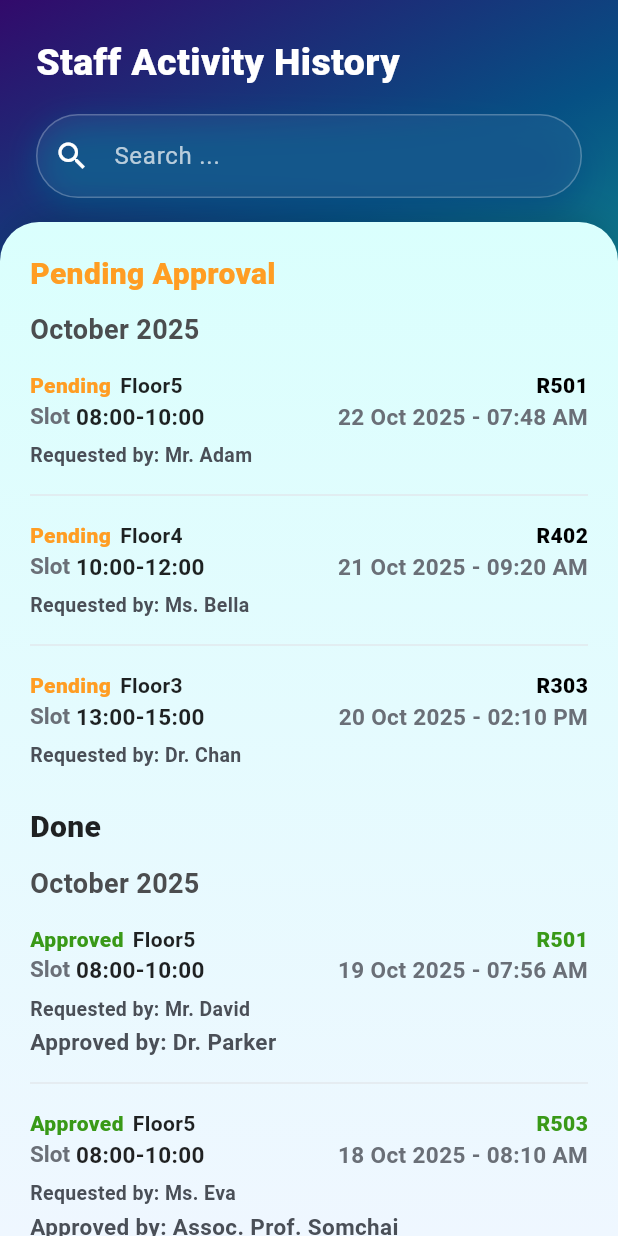
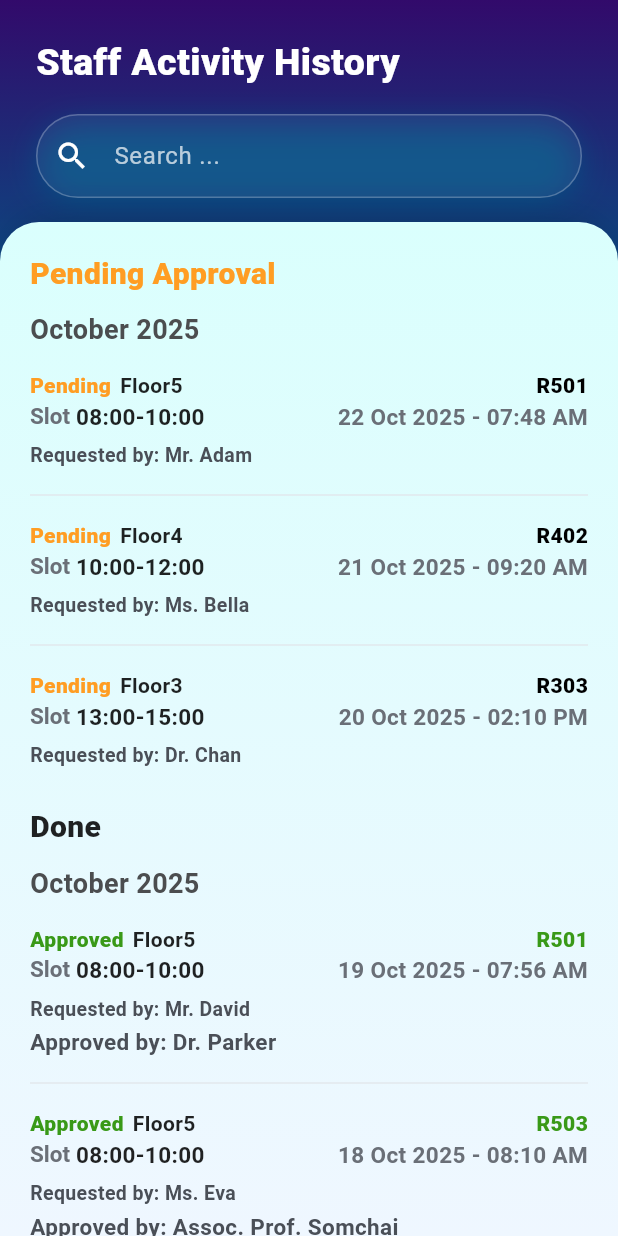
Before and after one commit to Pattaphon-sr/room_reservation_system_app, a Flutter app: the StaffHistoryPage screen opened directly, on a phone screen of 412 x 824 dp. Run offline on Flutter 3.47's test engine with Material 3 defaults, Android fonts, the phone set to English and light mode, and no system bars.

Commit message:
Refactor code for improved readability and consistency across approver, staff, and user features

```diff
--- a/lib/features/Staff/staff.dart
+++ b/lib/features/Staff/staff.dart
@@ -153,16 +153,29 @@ class _StaffHistoryPageState extends State<StaffHistoryPage> {
   /// ---------- Helpers: สำหรับ grouping เดือน ----------
   String _monthYearLabel(DateTime dt) {
     const months = [
-      'January','February','March','April','May','June',
-      'July','August','September','October','November','December'
+      'January',
+      'February',
+      'March',
+      'April',
+      'May',
+      'June',
+      'July',
+      'August',
+      'September',
+      'October',
+      'November',
+      'December',
     ];
     return '${months[dt.month - 1]} ${dt.year}';
   }
 
-  List<MapEntry<String, List<ActivityItem>>> _groupByMonth(List<ActivityItem> items) {
+  List<MapEntry<String, List<ActivityItem>>> _groupByMonth(
+    List<ActivityItem> items,
+  ) {
     final map = <String, List<ActivityItem>>{};
     for (final e in items) {
-      final key = '${e.dateTime.year}-${e.dateTime.month.toString().padLeft(2, '0')}';
+      final key =
+          '${e.dateTime.year}-${e.dateTime.month.toString().padLeft(2, '0')}';
       map.putIfAbsent(key, () => []).add(e);
     }
     // sort ในกลุ่ม: ใหม่ → เก่า
@@ -170,7 +183,8 @@ class _StaffHistoryPageState extends State<StaffHistoryPage> {
       list.sort((a, b) => b.dateTime.compareTo(a.dateTime));
     }
     // sort กลุ่ม: ใหม่ → เก่า
-    final entries = map.entries.toList()..sort((a, b) => b.key.compareTo(a.key));
+    final entries = map.entries.toList()
+      ..sort((a, b) => b.key.compareTo(a.key));
     return entries;
   }
 
@@ -181,34 +195,34 @@ class _StaffHistoryPageState extends State<StaffHistoryPage> {
     // ค้นหาในทุกฟิลด์ที่เกี่ยวข้อง
     final filtered = _items.where((e) {
       if (query.isEmpty) return true;
-      final hay = '${e.floor} ${e.roomCode} ${e.slot} ${e.requestedBy} '
-          '${e.approvedBy ?? ''} ${e.note ?? ''}'.toLowerCase();
+      final hay =
+          '${e.floor} ${e.roomCode} ${e.slot} ${e.requestedBy} '
+                  '${e.approvedBy ?? ''} ${e.note ?? ''}'
+              .toLowerCase();
       return hay.contains(query);
     }).toList();
 
-    final pending = filtered.where((e) => e.status == ApprovalStatus.pending).toList()
-      ..sort((a, b) => b.dateTime.compareTo(a.dateTime)); // ให้รายการใหม่อยู่บน
-    final done = filtered.where((e) => e.status != ApprovalStatus.pending).toList()
+    final pending =
+        filtered.where((e) => e.status == ApprovalStatus.pending).toList()
+          ..sort(
+            (a, b) => b.dateTime.compareTo(a.dateTime),
+          ); // ให้รายการใหม่อยู่บน
+    final done =
+        filtered.where((e) => e.status != ApprovalStatus.pending).toList()
           ..sort((a, b) => b.dateTime.compareTo(a.dateTime)); // ใหม่ → เก่า
 
-    return Scaffold(
-      backgroundColor: const Color(0xFF121212),
-      body: Stack(
-        children: [
-          // พื้นหลัง gradient หลัก
-       Container(
-          decoration: const BoxDecoration(
+    return Container(
+      decoration: BoxDecoration(
         gradient: LinearGradient(
-              begin: Alignment.topLeft,
-              end: Alignment.bottomRight,
-              colors: AppColors.primaryGradient5C,          // ← ดึงจาก list ตรง ๆ
-              stops: AppColorStops.primaryStop5C,           // (ถ้ามี)
+          colors: AppColors.primaryGradient5C,
+          begin: Alignment.topCenter,
+          end: Alignment.bottomCenter,
+          stops: AppColorStops.primaryStop5C,
         ),
       ),
-        ),
-
-          // เนื้อหา
-          SafeArea(
+      child: Scaffold(
+        backgroundColor: Colors.transparent,
+        body: SafeArea(
           child: Column(
             crossAxisAlignment: CrossAxisAlignment.start,
             children: [
@@ -255,13 +269,15 @@ class _StaffHistoryPageState extends State<StaffHistoryPage> {
                       contentPadding: const EdgeInsets.symmetric(vertical: 16),
                       border: OutlineInputBorder(
                         borderRadius: BorderRadius.circular(28),
-                          borderSide:
-                              BorderSide(color: Colors.white.withOpacity(0.25)),
+                        borderSide: BorderSide(
+                          color: Colors.white.withOpacity(0.25),
+                        ),
                       ),
                       enabledBorder: OutlineInputBorder(
                         borderRadius: BorderRadius.circular(28),
-                          borderSide:
-                              BorderSide(color: Colors.white.withOpacity(0.25)),
+                        borderSide: BorderSide(
+                          color: Colors.white.withOpacity(0.25),
+                        ),
                       ),
                       focusedBorder: const OutlineInputBorder(
                         borderRadius: BorderRadius.all(Radius.circular(28)),
@@ -277,7 +293,9 @@ class _StaffHistoryPageState extends State<StaffHistoryPage> {
               Expanded(
                 child: Container(
                   decoration: const BoxDecoration(
-                      borderRadius: BorderRadius.vertical(top: Radius.circular(26)),
+                    borderRadius: BorderRadius.vertical(
+                      top: Radius.circular(26),
+                    ),
                     gradient: LinearGradient(
                       begin: Alignment.topCenter,
                       end: Alignment.bottomCenter,
@@ -307,7 +325,9 @@ class _StaffHistoryPageState extends State<StaffHistoryPage> {
                       if (pending.isEmpty)
                         const _Empty(text: 'No pending requests')
                       else ...[
-                          _MonthLabel(text: _monthYearLabel(pending.first.dateTime)),
+                        _MonthLabel(
+                          text: _monthYearLabel(pending.first.dateTime),
+                        ),
                         const SizedBox(height: 8),
                         ..._tilesWithDividers(pending, isStaff: true),
                       ],
@@ -321,7 +341,9 @@ class _StaffHistoryPageState extends State<StaffHistoryPage> {
                         const _Empty(text: 'No history yet'),
                       ] else ...[
                         for (final entry in _groupByMonth(done)) ...[
-                            _MonthLabel(text: _monthYearLabel(entry.value.first.dateTime)),
+                          _MonthLabel(
+                            text: _monthYearLabel(entry.value.first.dateTime),
+                          ),
                           const SizedBox(height: 8),
                           ..._tilesWithDividers(entry.value, isStaff: true),
                           const SizedBox(height: 12),
@@ -334,7 +356,6 @@ class _StaffHistoryPageState extends State<StaffHistoryPage> {
             ],
           ),
         ),
-        ],
       ),
     );
   }
@@ -348,7 +369,9 @@ class _StaffHistoryPageState extends State<StaffHistoryPage> {
     for (var i = 0; i < items.length; i++) {
       out.add(_ActivityTileStaff(item: items[i], isStaff: isStaff));
       if (i != items.length - 1) {
-        out.add(const Divider(height: 22, thickness: 0.9, color: Color(0xFFE1E6EB)));
+        out.add(
+          const Divider(height: 22, thickness: 0.9, color: Color(0xFFE1E6EB)),
+        );
       }
     }
     return out;
@@ -431,8 +454,9 @@ class _ActivityTileStaff extends StatelessWidget {
   @override
   Widget build(BuildContext context) {
     final dateStr = _formatDate(item.dateTime);
-    final reviewerLabel =
-        item.status == ApprovalStatus.approved ? 'Approved by' : 'Reviewed by';
+    final reviewerLabel = item.status == ApprovalStatus.approved
+        ? 'Approved by'
+        : 'Reviewed by';
 
     return Padding(
       padding: const EdgeInsets.symmetric(vertical: 6.0),
@@ -471,7 +495,8 @@ class _ActivityTileStaff extends StatelessWidget {
           ),
 
           // เหตุผล (ถ้า Rejected และมี note)
-          if (item.status == ApprovalStatus.rejected && (item.note ?? '').isNotEmpty)
+          if (item.status == ApprovalStatus.rejected &&
+              (item.note ?? '').isNotEmpty)
             Padding(
               padding: const EdgeInsets.only(top: 6.0, bottom: 2),
               child: Text(
@@ -527,7 +552,8 @@ class _ActivityTileStaff extends StatelessWidget {
               fontSize: 13,
             ),
           ),
-          if (item.status != ApprovalStatus.pending && (item.approvedBy ?? '').isNotEmpty)
+          if (item.status != ApprovalStatus.pending &&
+              (item.approvedBy ?? '').isNotEmpty)
             Padding(
               padding: const EdgeInsets.only(top: 2.0),
               child: Text(
@@ -545,7 +571,20 @@ class _ActivityTileStaff extends StatelessWidget {
   }
 
   String _formatDate(DateTime dt) {
-    const m = ['Jan','Feb','Mar','Apr','May','Jun','Jul','Aug','Sep','Oct','Nov','Dec'];
+    const m = [
+      'Jan',
+      'Feb',
+      'Mar',
+      'Apr',
+      'May',
+      'Jun',
+      'Jul',
+      'Aug',
+      'Sep',
+      'Oct',
+      'Nov',
+      'Dec',
+    ];
     final hour = dt.hour % 12 == 0 ? 12 : dt.hour % 12;
     final ampm = dt.hour >= 12 ? 'PM' : 'AM';
     final mm = dt.minute.toString().padLeft(2, '0');
--- a/lib/main.dart
+++ b/lib/main.dart
@@ -1,5 +1,5 @@
 import 'package:flutter/material.dart';
-import 'package:room_reservation_system_app/features/Approver/approver.dart';
+import 'package:room_reservation_system_app/features/approver/approver.dart';
 import 'package:room_reservation_system_app/features/staff/staff.dart';
 import 'package:room_reservation_system_app/features/user/user.dart';
 import 'package:room_reservation_system_app/features/auth/auth.dart';
```
Also changed, not shown: lib/features/Approver/approver.dart (+82 -45 lines), lib/features/User/user.dart (+57 -45 lines). Lines whose indentation alone changed are shown as unchanged.
